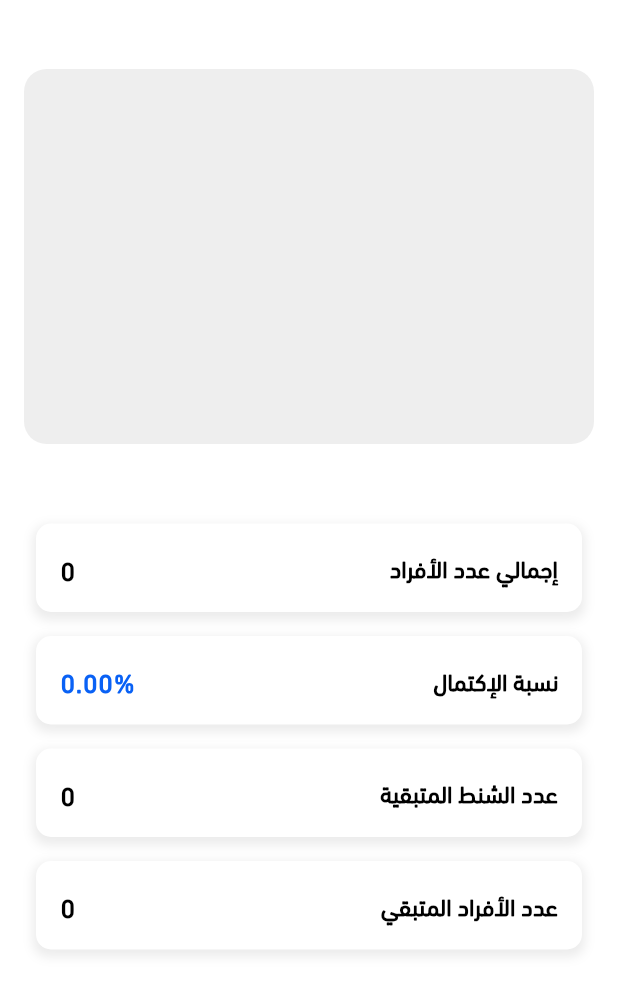
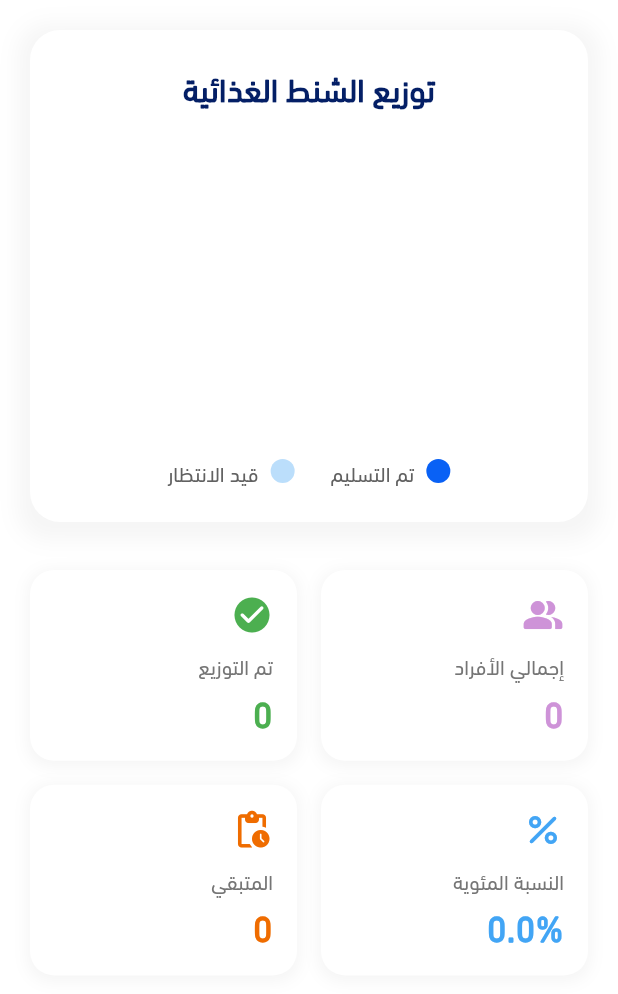
Before and after one commit to hamdyhaggag/Ramadan_kitchen_management, a Flutter app: the _StatisticsContent widget shown alone on an empty page, opened directly with empty values, on a phone screen of 412 x 824 dp. Shown: the top 994 px of the screen. Run offline on Flutter 3.47's test engine with Material 3 defaults, Android fonts, the phone set to English and light mode, and no system bars; drawn by our look-alikes of fl_chart; our stand-ins replace cached_network_image, carousel_slider, cloud_firestore, connectivity_plus, dartz, dots_indicator and 14 more; missing offline and left inert: clipboard, cloudinary_public, excel; accounts and stored records are empty; project files that could hold a hidden picture were left out.

Commit message:
Refactor the Ui of statistics_screen.dart

```diff
--- a/lib/features/manage_cases/logic/cases_cubit.dart
+++ b/lib/features/manage_cases/logic/cases_cubit.dart
@@ -1,3 +1,5 @@
+import 'dart:async';
+
 import 'package:flutter_bloc/flutter_bloc.dart';
 import 'package:cloud_firestore/cloud_firestore.dart';
 import 'cases_state.dart';
--- a/lib/features/statistics/statistics_screen.dart
+++ b/lib/features/statistics/statistics_screen.dart
@@ -1,9 +1,7 @@
 import 'package:flutter/material.dart';
 import 'package:flutter_bloc/flutter_bloc.dart';
 import 'package:fl_chart/fl_chart.dart';
-import 'package:ramadan_kitchen_management/core/services/service_locator.dart';
 import 'package:ramadan_kitchen_management/core/utils/app_colors.dart';
-import 'package:ramadan_kitchen_management/features/auth/data/repos/auth_repo.dart';
 import 'package:ramadan_kitchen_management/features/manage_cases/logic/cases_cubit.dart';
 import 'package:ramadan_kitchen_management/features/manage_cases/logic/cases_state.dart';
 
@@ -12,26 +10,19 @@ class StatisticsScreen extends StatelessWidget {
 
   @override
   Widget build(BuildContext context) {
-    final authRepo = getIt<AuthRepo>();
-    final isAdmin = authRepo.currentUser?.role == 'admin';
-
     return Scaffold(
       body: BlocBuilder<CasesCubit, CasesState>(
         builder: (context, state) {
           if (state is CasesLoading) {
             return const Center(
-              child: CircularProgressIndicator(
-                color: AppColors.primaryColor,
-              ),
-            );
+                child:
+                    CircularProgressIndicator(color: AppColors.primaryColor));
           }
           if (state is CasesError) {
             return Center(child: Text(state.message));
           }
           if (state is CasesLoaded) {
-            return isAdmin
-                ? _AdminStatisticsView(cases: state.cases)
-                : _TotalStatisticsContent(cases: state.cases);
+            return _AdminStatisticsView(cases: state.cases);
           }
           return const Center(child: Text('No statistics available'));
         },
@@ -59,16 +50,16 @@ class _AdminStatisticsViewState extends State<_AdminStatisticsView>
   }
 
   @override
-  void dispose() {
-    _tabController.dispose();
-    super.dispose();
-  }
-
-  @override
   Widget build(BuildContext context) {
     return Column(
       children: [
-        TabBar(
+        Container(
+          margin: const EdgeInsets.symmetric(horizontal: 24, vertical: 12),
+          decoration: BoxDecoration(
+            color: Colors.grey[100],
+            borderRadius: BorderRadius.circular(16),
+          ),
+          child: TabBar(
             unselectedLabelColor: AppColors.greyColor,
             splashFactory: NoSplash.splashFactory,
             overlayColor: WidgetStateProperty.resolveWith<Color?>(
@@ -81,20 +72,22 @@ class _AdminStatisticsViewState extends State<_AdminStatisticsView>
             labelStyle: TextStyle(
                 color: AppColors.primaryColor,
                 fontFamily: 'DIN',
-          ),
+                fontSize: 16,
+                fontWeight: FontWeight.w500),
             indicatorColor: AppColors.primaryColor,
             controller: _tabController,
             tabs: const [
               Tab(text: 'الإحصائيات العامة'),
-            Tab(text: 'الإحصائيات التفصيلية'),
+              Tab(text: 'التفاصيل اليومية')
             ],
+          ),
         ),
         Expanded(
           child: TabBarView(
             controller: _tabController,
             children: [
               _StatisticsContent(cases: widget.cases),
-              _TotalStatisticsContent(cases: widget.cases),
+              _TotalStatisticsContent(),
             ],
           ),
         ),
@@ -123,29 +116,16 @@ class _StatisticsContentState extends State<_StatisticsContent> {
     _calculateStatistics();
   }
 
-  @override
-  void didUpdateWidget(covariant _StatisticsContent oldWidget) {
-    super.didUpdateWidget(oldWidget);
-    if (widget.cases != oldWidget.cases) {
-      _calculateStatistics();
-    }
-  }
-
   void _calculateStatistics() {
-    totalIndividuals = widget.cases.fold(0, (sum, e) {
-      final individuals = e['عدد الأفراد'] is int ? e['عدد الأفراد'] as int : 0;
-      return sum + individuals;
-    });
-
-    totalCheckedIndividuals = widget.cases.fold(0, (sum, e) {
-      if (e['جاهزة'] == true) {
-        final individuals =
-            e['عدد الأفراد'] is int ? e['عدد الأفراد'] as int : 0;
-        return sum + individuals;
-      }
-      return sum;
-    });
-
+    totalIndividuals = widget.cases.fold(
+        0,
+        (sum, e) =>
+            sum + (e['عدد الأفراد'] is int ? e['عدد الأفراد'] as int : 0));
+    totalCheckedIndividuals = widget.cases.fold(
+        0,
+        (sum, e) => e['جاهزة'] == true
+            ? sum + (e['عدد الأفراد'] is int ? e['عدد الأفراد'] as int : 0)
+            : sum);
     totalUndistributed = totalIndividuals - totalCheckedIndividuals;
     progressPercentage = totalIndividuals > 0
         ? (totalCheckedIndividuals / totalIndividuals) * 100
@@ -154,108 +134,169 @@ class _StatisticsContentState extends State<_StatisticsContent> {
 
   @override
   Widget build(BuildContext context) {
-    return Padding(
-      padding: const EdgeInsets.all(16.0),
-      child: SingleChildScrollView(
+    return SingleChildScrollView(
+      padding: const EdgeInsets.all(20),
       child: Column(
-          crossAxisAlignment: CrossAxisAlignment.start,
         children: [
-            const SizedBox(height: 30),
-            _buildPieChart(),
-            const SizedBox(height: 45),
-            _buildStatisticsCard('إجمالي عدد الأفراد', totalIndividuals),
-            _buildStatisticsCard(
-              'نسبة الإكتمال',
-              progressPercentage,
-              percentage: true,
-            ),
-            _buildStatisticsCard(
-              'عدد الشنط المتبقية',
-              widget.cases.where((e) => e['جاهزة'] != true).length,
-            ),
-            _buildStatisticsCard('عدد الأفراد المتبقي', totalUndistributed),
+          Container(
+            padding: const EdgeInsets.all(24),
+            decoration: BoxDecoration(
+              color: Colors.white,
+              borderRadius: BorderRadius.circular(20),
+              boxShadow: [
+                BoxShadow(
+                    color: Colors.grey.withOpacity(0.1),
+                    spreadRadius: 8,
+                    blurRadius: 12,
+                    offset: const Offset(0, 4))
               ],
             ),
-      ),
-    );
-  }
-
-  Widget _buildPieChart() {
-    return Container(
-      height: 250,
-      padding: const EdgeInsets.all(8.0),
-      decoration: BoxDecoration(
-        borderRadius: BorderRadius.circular(15),
-        color: Colors.grey[200],
-      ),
+            child: Column(
+              children: [
+                Text('توزيع الشنط الغذائية',
+                    style: Theme.of(context).textTheme.titleLarge?.copyWith(
+                        fontWeight: FontWeight.w600,
+                        color: AppColors.customColors[10])),
+                const SizedBox(height: 16),
+                SizedBox(
+                  height: 200,
                   child: PieChart(
                     PieChartData(
                       sections: [
                         PieChartSectionData(
                           value: totalCheckedIndividuals.toDouble(),
-              title: 'تم التوزيع\n$totalCheckedIndividuals',
-              color: AppColors.primaryColor,
-              radius: 100,
+                          color: AppColors.customColors[0],
+                          radius: 28,
                           titleStyle: const TextStyle(
-                color: AppColors.whiteColor,
-                fontSize: 14,
+                              fontSize: 16,
                               fontWeight: FontWeight.bold,
-              ),
+                              color: Colors.white),
                         ),
                         PieChartSectionData(
                           value: totalUndistributed.toDouble(),
-              title: 'لم يتم التوزيع\n$totalUndistributed',
-              color: Colors.grey[350],
-              radius: 100,
-              titleStyle: const TextStyle(
-                fontSize: 14,
+                          color: Colors.blue[100],
+                          radius: 24,
+                          titleStyle: TextStyle(
+                              fontSize: 16,
                               fontWeight: FontWeight.bold,
+                              color: Colors.grey[800]),
+                        ),
+                      ],
+                      centerSpaceRadius: 56,
+                      sectionsSpace: 2,
+                      startDegreeOffset: -90,
+                      borderData: FlBorderData(show: false),
+                      centerSpaceColor: Colors.transparent,
                     ),
                   ),
+                ),
+                const SizedBox(height: 16),
+                Row(
+                  mainAxisAlignment: MainAxisAlignment.center,
+                  children: [
+                    Row(
+                      children: [
+                        Container(
+                            width: 16,
+                            height: 16,
+                            decoration: BoxDecoration(
+                                color: AppColors.primaryColor,
+                                shape: BoxShape.circle)),
+                        const SizedBox(width: 8),
+                        Text('تم التسليم',
+                            style: TextStyle(
+                                color: Colors.grey[700],
+                                fontWeight: FontWeight.w500)),
                       ],
-          centerSpaceRadius: 60,
-          borderData: FlBorderData(show: false),
                     ),
+                    const SizedBox(width: 24),
+                    Row(
+                      children: [
+                        Container(
+                            width: 16,
+                            height: 16,
+                            decoration: BoxDecoration(
+                                color: Colors.blue[100]!,
+                                shape: BoxShape.circle)),
+                        const SizedBox(width: 8),
+                        Text('قيد الانتظار',
+                            style: TextStyle(
+                                color: Colors.grey[700],
+                                fontWeight: FontWeight.w500)),
+                      ],
+                    ),
+                  ],
+                ),
+              ],
+            ),
+          ),
+          const SizedBox(height: 32),
+          GridView(
+            shrinkWrap: true,
+            physics: const NeverScrollableScrollPhysics(),
+            gridDelegate: const SliverGridDelegateWithFixedCrossAxisCount(
+                crossAxisCount: 2,
+                childAspectRatio: 1.4,
+                mainAxisSpacing: 16,
+                crossAxisSpacing: 16),
+            children: [
+              _buildMetricCard(
+                  title: 'إجمالي الأفراد',
+                  value: totalIndividuals,
+                  icon: Icons.people_alt_rounded,
+                  color: Colors.purple.shade200),
+              _buildMetricCard(
+                  title: 'تم التوزيع',
+                  value: totalCheckedIndividuals,
+                  icon: Icons.check_circle_rounded,
+                  color: Colors.green),
+              _buildMetricCard(
+                  title: 'النسبة المئوية',
+                  value: '${progressPercentage.toStringAsFixed(1)}%',
+                  icon: Icons.percent_rounded,
+                  color: Colors.blue.shade400),
+              _buildMetricCard(
+                  title: 'المتبقي',
+                  value: totalUndistributed,
+                  icon: Icons.pending_actions_rounded,
+                  color: Colors.orange.shade800),
+            ],
+          ),
+        ],
       ),
     );
   }
 
-  Widget _buildStatisticsCard(String title, dynamic value,
-      {bool percentage = false}) {
-    return AnimatedContainer(
-      duration: const Duration(milliseconds: 300),
-      margin: const EdgeInsets.symmetric(horizontal: 8.0, vertical: 8.0),
+  Widget _buildMetricCard(
+      {required String title,
+      required dynamic value,
+      required IconData icon,
+      required Color color}) {
+    return Container(
       decoration: BoxDecoration(
         color: Colors.white,
-        borderRadius: BorderRadius.circular(10),
+        borderRadius: BorderRadius.circular(16),
         boxShadow: [
           BoxShadow(
-            color: Colors.grey.withValues(alpha: 0.2),
+              color: Colors.grey.withOpacity(0.1),
               spreadRadius: 2,
-            blurRadius: 5,
-            offset: const Offset(0, 3),
-          ),
+              blurRadius: 8,
+              offset: const Offset(0, 2))
         ],
       ),
       child: Padding(
-        padding: const EdgeInsets.all(16.0),
-        child: Row(
-          mainAxisAlignment: MainAxisAlignment.spaceBetween,
+        padding: const EdgeInsets.all(16),
+        child: Column(
+          crossAxisAlignment: CrossAxisAlignment.start,
           children: [
-            Text(
-              title,
-              style: Theme.of(context).textTheme.titleMedium?.copyWith(
-                    fontWeight: FontWeight.bold,
-                  ),
-            ),
-            Text(
-              percentage ? '${value.toStringAsFixed(2)}%' : '$value',
-              style: Theme.of(context).textTheme.bodyLarge?.copyWith(
-                    fontSize: 18,
-                    fontWeight: FontWeight.bold,
-                    color: percentage ? AppColors.primaryColor : Colors.black,
-                  ),
-            ),
+            Icon(icon, size: 28, color: color),
+            const Spacer(),
+            Text(title,
+                style: TextStyle(color: Colors.grey[600], fontSize: 14)),
+            const SizedBox(height: 4),
+            Text('$value',
+                style: TextStyle(
+                    fontSize: 24, fontWeight: FontWeight.bold, color: color)),
           ],
         ),
       ),
@@ -264,23 +305,10 @@ class _StatisticsContentState extends State<_StatisticsContent> {
 }
 
 class _TotalStatisticsContent extends StatelessWidget {
-  final List<Map<String, dynamic>> cases;
-  const _TotalStatisticsContent({required this.cases});
+  const _TotalStatisticsContent();
 
   @override
   Widget build(BuildContext context) {
-    return Center(
-      child: Padding(
-        padding: const EdgeInsets.all(20.0),
-        child: Text(
-          'الإحصائيات التفصيلية للمسؤولين',
-          style: TextStyle(
-            fontSize: 18,
-            color: Colors.grey.shade600,
-            fontWeight: FontWeight.bold,
-          ),
-        ),
-      ),
-    );
+    return const Scaffold(body: Center(child: Text('Statistics')));
   }
 }
```
Lines whose indentation alone changed are shown as unchanged.
